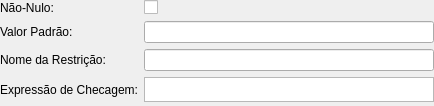
Before: the Qt Designer form pgmodeler_ui/ui/dominiowidget.ui in erdincay/pgmodeler-old, drawn with Qt 5.
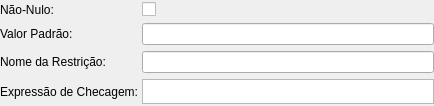
After: the same form once the commit is applied.

```diff
--- a/pgmodeler_ui/ui/dominiowidget.ui
+++ b/pgmodeler_ui/ui/dominiowidget.ui
@@ -17,6 +17,9 @@
    <property name="margin">
     <number>0</number>
    </property>
+   <property name="spacing">
+    <number>4</number>
+   </property>
    <item row="0" column="0">
     <widget class="QLabel" name="nao_nulo_lbl">
      <property name="text">
```
